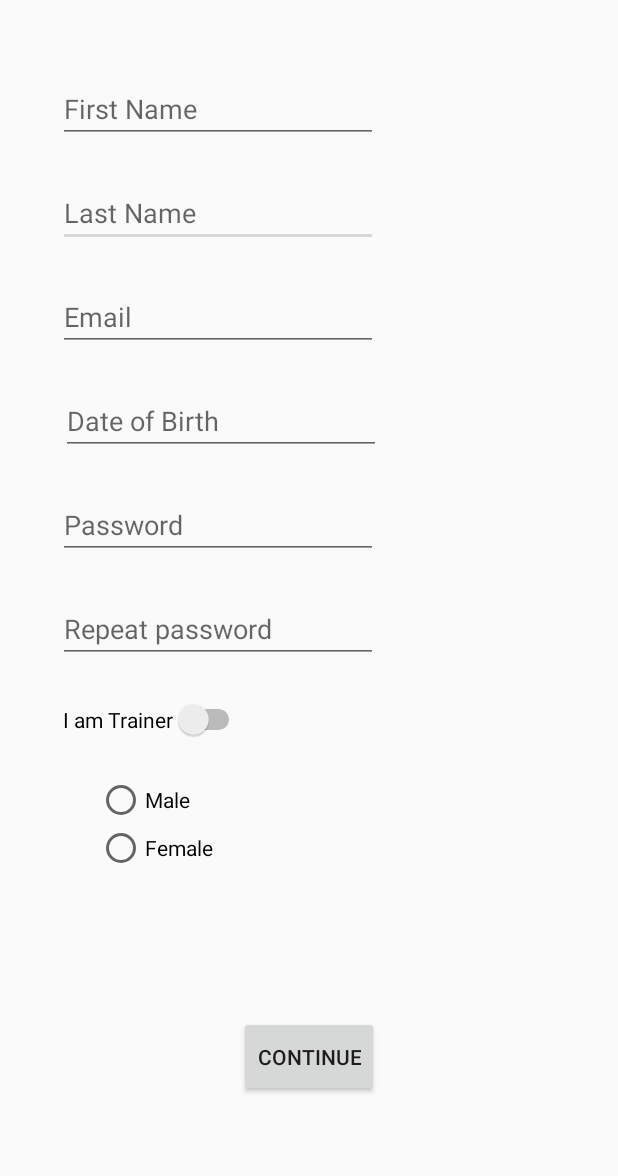
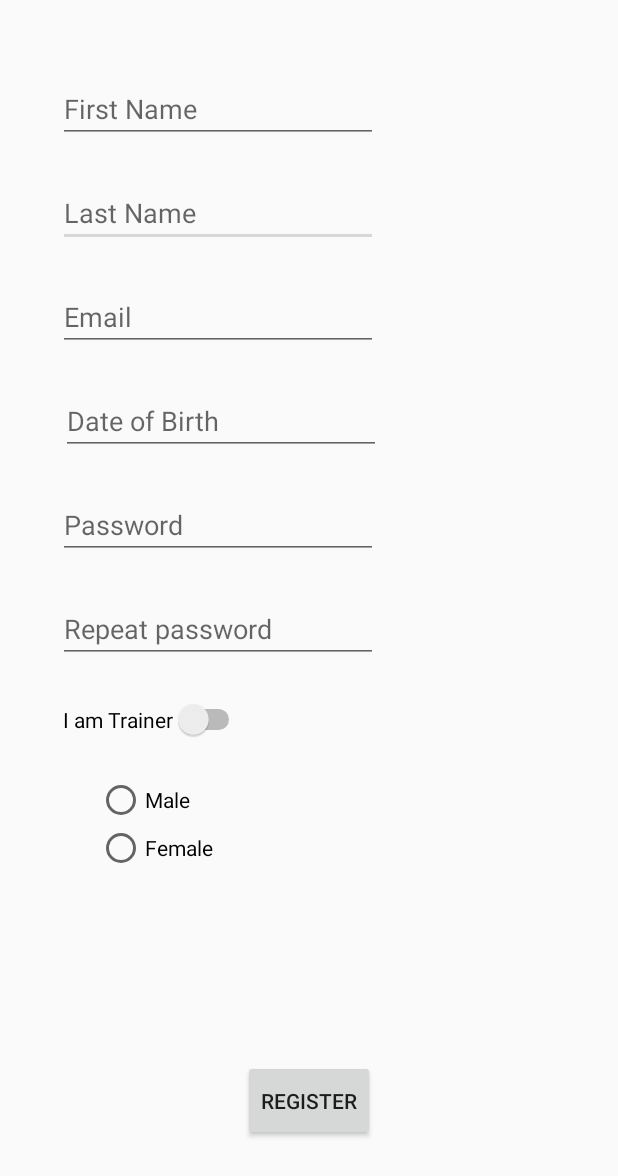
Before and after one commit to ChocolateWarrior/Pump-It, an Android app: the FirstStepRegistrationActivity screen opened directly, with no data from a screen before it, on a phone screen of 412 x 824 dp. Shown: the top 1176 px of the screen. Run offline under Robolectric (Android 15) with nearby library versions, the phone set to English and light mode, and no system bars; our stand-ins replace data binding; 3 statements that could not run were skipped.

Commit message:
Add company field with hiding ability

```diff
--- a/app/src/main/AndroidManifest.xml
+++ b/app/src/main/AndroidManifest.xml
@@ -27,8 +27,6 @@
             android:label="@string/title_activity_scrolling"
             android:theme="@style/AppTheme.NoActionBar" />
         <activity android:name=".ui.view.activity.home.HomeActivity" />
-        <activity android:name=".ui.view.activity.registration.ClientSecondStepRegistrationActivity" />
-        <activity android:name=".ui.view.activity.registration.TrainerSecondStepRegistrationActivity" />
         <activity android:name=".ui.view.activity.registration.FirstStepRegistrationActivity" />
         <activity android:name=".ui.view.activity.registration.LoginActivity" />
         <activity android:name=".ui.view.activity.MainActivity">
--- a/app/src/main/java/com/pumpit/app/ui/listener/registration/FirstStepRegistrationListener.java
+++ b/app/src/main/java/com/pumpit/app/ui/listener/registration/FirstStepRegistrationListener.java
@@ -4,4 +4,6 @@ public interface FirstStepRegistrationListener {
     void passwordDoNotMatch();
     void updateDateOfBirthLabel(final String text);
     void onFailure(final String message);
+    void trainerSwitchChecked();
+    void trainerSwitchUnchecked();
 }
--- a/app/src/main/java/com/pumpit/app/ui/viewmodel/registration/ClientSecondStepRegistrationViewModel.java
+++ /dev/null
@@ -1,6 +0,0 @@
-package com.pumpit.app.ui.viewmodel.registration;
-
-import androidx.lifecycle.ViewModel;
-
-public class ClientSecondStepRegistrationViewModel extends ViewModel {
-}
--- a/app/src/main/java/com/pumpit/app/ui/viewmodel/registration/TrainerSecondStepRegistrationViewModel.java
+++ /dev/null
@@ -1,6 +0,0 @@
-package com.pumpit.app.ui.viewmodel.registration;
-
-import androidx.lifecycle.ViewModel;
-
-public class TrainerSecondStepRegistrationViewModel extends ViewModel {
-}
--- a/app/src/main/res/layout/activity_first_step_registration.xml
+++ b/app/src/main/res/layout/activity_first_step_registration.xml
@@ -104,16 +104,16 @@
             android:onCheckedChanged="@{viewmodel::onTrainerFlagChanged}"/>
 
         <Button
-            android:id="@+id/continueRegistration"
+            android:id="@+id/register"
             android:layout_width="wrap_content"
             android:layout_height="54dp"
-            android:text="Continue"
+            android:onClick="@{viewmodel::onContinueRegistrationButtonClick}"
+            android:text="Register"
             app:layout_constraintBottom_toBottomOf="parent"
             app:layout_constraintEnd_toEndOf="parent"
             app:layout_constraintStart_toStartOf="parent"
-            app:layout_constraintTop_toBottomOf="@+id/trainerFlag"
-            app:layout_constraintVertical_bias="0.666"
-            android:onClick="@{viewmodel::onContinueRegistrationButtonClick}"/>
+            app:layout_constraintTop_toBottomOf="@+id/sex"
+            app:layout_constraintVertical_bias="0.666" />
 
         <EditText
             android:id="@+id/dateOfBirth"
@@ -140,6 +140,7 @@
             android:layout_marginTop="24dp"
             android:layout_marginEnd="269dp"
             app:layout_constraintEnd_toEndOf="parent"
+            app:layout_constraintHorizontal_bias="0.473"
             app:layout_constraintStart_toStartOf="parent"
             app:layout_constraintTop_toBottomOf="@+id/trainerFlag">
 
@@ -147,9 +148,9 @@
                 android:id="@+id/sex_male"
                 android:layout_width="match_parent"
                 android:layout_height="wrap_content"
-                android:onClick="@{()->viewmodel.setSex(viewmodel.MALE)}"
                 android:layout_marginLeft="24dp"
                 android:layout_weight="1"
+                android:onClick="@{()->viewmodel.setSex(viewmodel.MALE)}"
                 android:text="Male"
                 tools:text="Male" />
 
@@ -157,12 +158,27 @@
                 android:id="@+id/sex_female"
                 android:layout_width="match_parent"
                 android:layout_height="wrap_content"
-                android:onClick="@{()->viewmodel.setSex(viewmodel.FEMALE)}"
                 android:layout_marginLeft="24dp"
                 android:layout_weight="1"
+                android:onClick="@{()->viewmodel.setSex(viewmodel.FEMALE)}"
                 android:text="Female"
                 tools:text="Female" />
         </RadioGroup>
 
+        <EditText
+            android:id="@+id/company"
+            android:layout_width="wrap_content"
+            android:layout_height="0dp"
+            android:layout_marginStart="40dp"
+            android:layout_marginTop="24dp"
+            android:layout_marginEnd="161dp"
+            android:ems="10"
+            android:hint="Company"
+            android:inputType="textPersonName"
+            android:visibility="invisible"
+            app:layout_constraintEnd_toEndOf="parent"
+            app:layout_constraintStart_toStartOf="parent"
+            app:layout_constraintTop_toBottomOf="@+id/trainerFlag" />
+
     </androidx.constraintlayout.widget.ConstraintLayout>
 </layout>
```
Also changed, not shown: app/src/main/java/com/pumpit/app/ui/view/activity/registration/ClientSecondStepRegistrationActivity.java (deleted, +0 -26 lines), app/src/main/java/com/pumpit/app/ui/view/activity/registration/FirstStepRegistrationActivity.java (+23 -0 lines), app/src/main/java/com/pumpit/app/ui/view/activity/registration/TrainerSecondStepRegistrationActivity.java (deleted, +0 -26 lines), app/src/main/java/com/pumpit/app/ui/viewmodel/registration/FirstStepRegistrationViewModel.java (+6 -11 lines), app/src/main/res/layout/activity_client_second_step_registration.xml (deleted, +0 -18 lines), app/src/main/res/layout/activity_trainer_second_step_registration.xml (deleted, +0 -18 lines).
